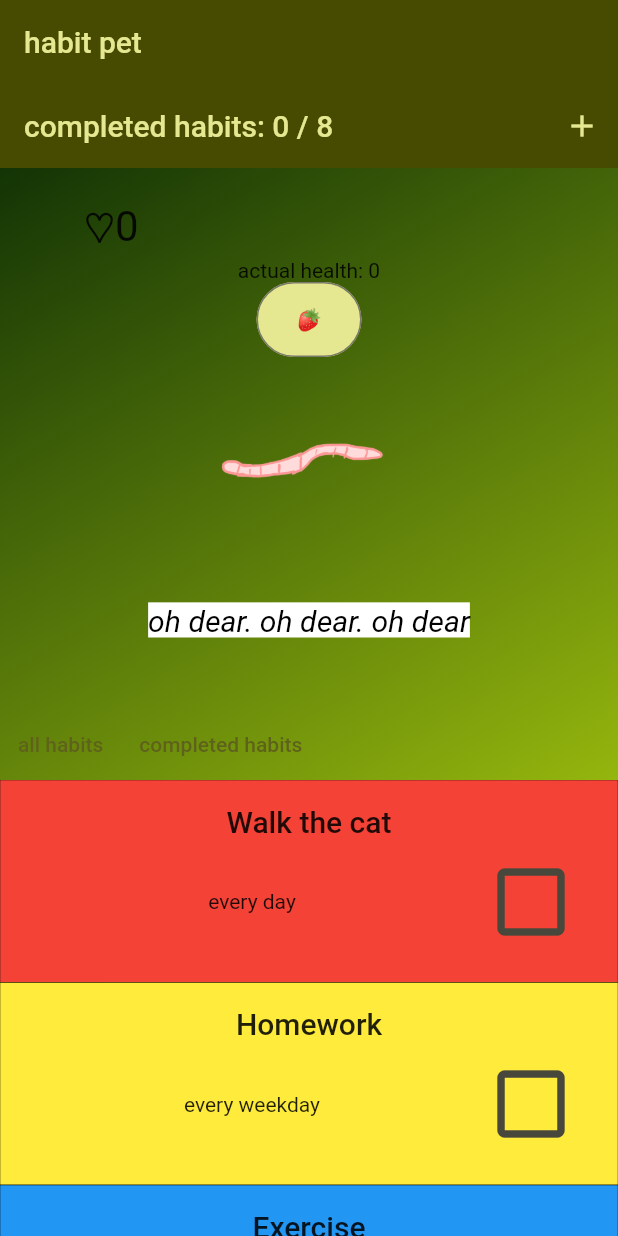
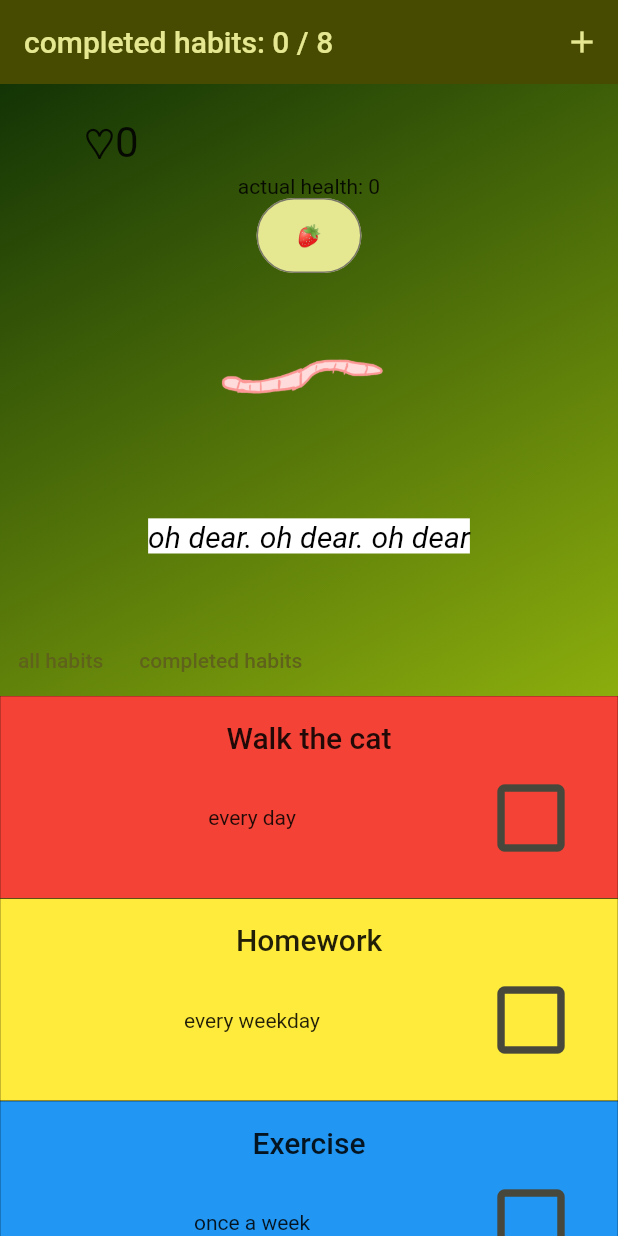
Before and after one commit to abbymachines/habit_vpet, a Flutter app: the screen it shows after launch, on a phone screen of 412 x 824 dp. Run offline on Flutter 3.47's test engine with Material 2 defaults, Android fonts, the phone set to English and light mode, and no system bars; our stand-ins replace flutter_riverpod, riverpod_annotation.

Commit message:
remove extra appBar

```diff
--- a/lib/main.dart
+++ b/lib/main.dart
@@ -66,11 +66,6 @@ class MyApp extends ConsumerWidget {
         ),
       ),
       home: Scaffold(
-        appBar: AppBar(
-          title: Text(
-            'habit pet',
-          ),
-        ),
         body: HabitVpet(
             // health: healthProvider,
             ),
```
